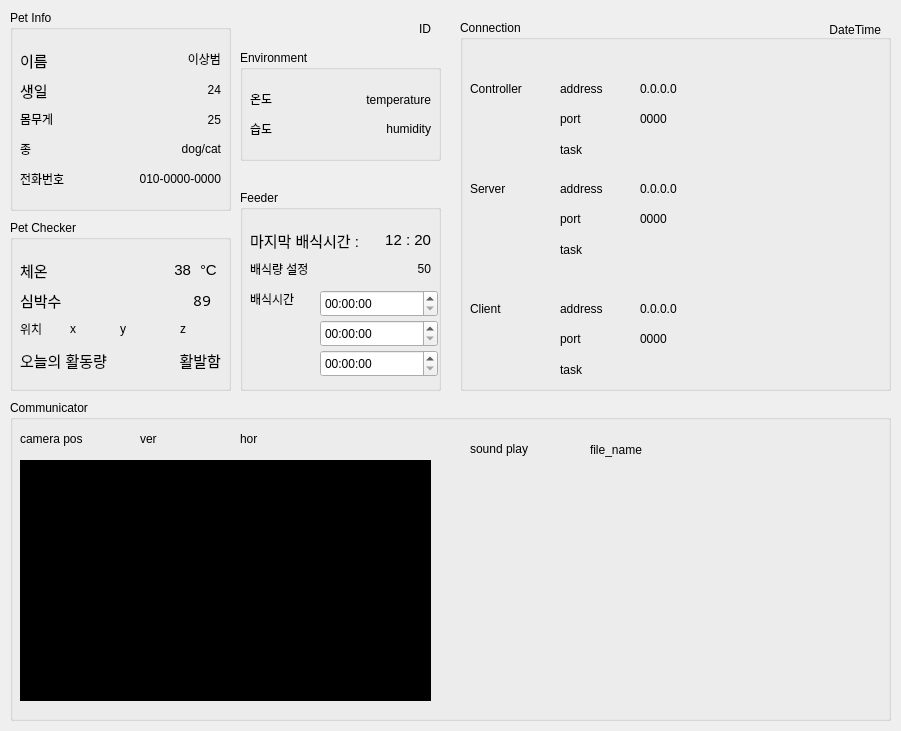
Before: the Qt Designer form src/Server/AruinoService.ui in addinedu-ros-7th/iot-repo-1, drawn with Qt 5.
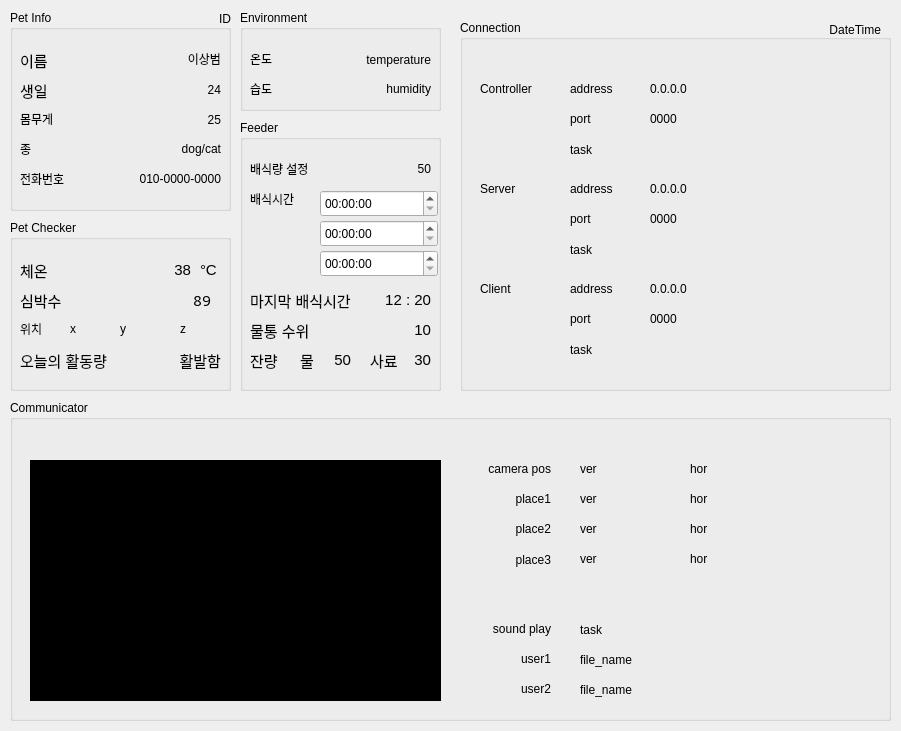
After: the same form once the commit is applied.

Commit message: TCP protocol and modify ui

```diff
--- a/src/Server/AruinoService.ui
+++ b/src/Server/AruinoService.ui
@@ -198,6 +198,22 @@
      <set>Qt::AlignRight|Qt::AlignTrailing|Qt::AlignVCenter</set>
     </property>
    </widget>
+   <widget class="QLabel" name="labelID">
+    <property name="geometry">
+     <rect>
+      <x>150</x>
+      <y>0</y>
+      <width>71</width>
+      <height>18</height>
+     </rect>
+    </property>
+    <property name="text">
+     <string>ID</string>
+    </property>
+    <property name="alignment">
+     <set>Qt::AlignRight|Qt::AlignTrailing|Qt::AlignVCenter</set>
+    </property>
+   </widget>
   </widget>
   <widget class="QGroupBox" name="gbPetChecker">
    <property name="geometry">
@@ -443,9 +459,9 @@
    <property name="geometry">
     <rect>
      <x>240</x>
-     <y>50</y>
+     <y>10</y>
      <width>201</width>
-     <height>111</height>
+     <height>101</height>
     </rect>
    </property>
    <property name="title">
@@ -525,7 +541,7 @@
    <widget class="QLabel" name="labelTCPController">
     <property name="geometry">
      <rect>
-      <x>10</x>
+      <x>20</x>
       <y>60</y>
       <width>81</width>
       <height>18</height>
@@ -538,7 +554,7 @@
    <widget class="QLabel" name="labelTCPServer">
     <property name="geometry">
      <rect>
-      <x>10</x>
+      <x>20</x>
       <y>160</y>
       <width>71</width>
       <height>18</height>
@@ -551,8 +567,8 @@
    <widget class="QLabel" name="labelTCPClient">
     <property name="geometry">
      <rect>
-      <x>10</x>
-      <y>280</y>
+      <x>20</x>
+      <y>260</y>
       <width>71</width>
       <height>18</height>
      </rect>
@@ -564,7 +580,7 @@
    <widget class="QLabel" name="labelControllerTask">
     <property name="geometry">
      <rect>
-      <x>100</x>
+      <x>110</x>
       <y>120</y>
       <width>301</width>
       <height>20</height>
@@ -577,7 +593,7 @@
    <widget class="QLabel" name="labelServerTask">
     <property name="geometry">
      <rect>
-      <x>100</x>
+      <x>110</x>
       <y>220</y>
       <width>301</width>
       <height>20</height>
@@ -590,8 +606,8 @@
    <widget class="QLabel" name="labelClientTask">
     <property name="geometry">
      <rect>
-      <x>100</x>
-      <y>340</y>
+      <x>110</x>
+      <y>320</y>
       <width>301</width>
       <height>20</height>
      </rect>
@@ -603,7 +619,7 @@
    <widget class="QLabel" name="labelControllerA">
     <property name="geometry">
      <rect>
-      <x>100</x>
+      <x>110</x>
       <y>60</y>
       <width>71</width>
       <height>18</height>
@@ -616,7 +632,7 @@
    <widget class="QLabel" name="labelControllerAddr">
     <property name="geometry">
      <rect>
-      <x>180</x>
+      <x>190</x>
       <y>60</y>
       <width>221</width>
       <height>18</height>
@@ -629,7 +645,7 @@
    <widget class="QLabel" name="labelControllerP">
     <property name="geometry">
      <rect>
-      <x>100</x>
+      <x>110</x>
       <y>90</y>
       <width>71</width>
       <height>18</height>
@@ -642,7 +658,7 @@
    <widget class="QLabel" name="labelControllerPort">
     <property name="geometry">
      <rect>
-      <x>180</x>
+      <x>190</x>
       <y>90</y>
       <width>71</width>
       <height>18</height>
@@ -655,7 +671,7 @@
    <widget class="QLabel" name="labelServerP">
     <property name="geometry">
      <rect>
-      <x>100</x>
+      <x>110</x>
       <y>190</y>
       <width>71</width>
       <height>18</height>
@@ -668,7 +684,7 @@
    <widget class="QLabel" name="labelServerPort">
     <property name="geometry">
      <rect>
-      <x>180</x>
+      <x>190</x>
       <y>190</y>
       <width>71</width>
       <height>18</height>
@@ -681,7 +697,7 @@
    <widget class="QLabel" name="labelServerAddr">
     <property name="geometry">
      <rect>
-      <x>180</x>
+      <x>190</x>
       <y>160</y>
       <width>211</width>
       <height>18</height>
@@ -694,7 +710,7 @@
    <widget class="QLabel" name="labelServerA">
     <property name="geometry">
      <rect>
-      <x>100</x>
+      <x>110</x>
       <y>160</y>
       <width>71</width>
       <height>18</height>
@@ -707,8 +723,8 @@
    <widget class="QLabel" name="labelTCPClientP">
     <property name="geometry">
      <rect>
-      <x>100</x>
-      <y>310</y>
+      <x>110</x>
+      <y>290</y>
       <width>71</width>
       <height>18</height>
      </rect>
@@ -720,8 +736,8 @@
    <widget class="QLabel" name="labelClientPort">
     <property name="geometry">
      <rect>
-      <x>180</x>
-      <y>310</y>
+      <x>190</x>
+      <y>290</y>
       <width>71</width>
       <height>18</height>
      </rect>
@@ -733,8 +749,8 @@
    <widget class="QLabel" name="labelClientAddr">
     <property name="geometry">
      <rect>
-      <x>180</x>
-      <y>280</y>
+      <x>190</x>
+      <y>260</y>
       <width>221</width>
       <height>18</height>
      </rect>
@@ -746,8 +762,8 @@
    <widget class="QLabel" name="labelClientA">
     <property name="geometry">
      <rect>
-      <x>100</x>
-      <y>280</y>
+      <x>110</x>
+      <y>260</y>
       <width>71</width>
       <height>18</height>
      </rect>
@@ -786,9 +802,9 @@
    <property name="geometry">
     <rect>
      <x>240</x>
-     <y>190</y>
+     <y>120</y>
      <width>201</width>
-     <height>201</height>
+     <height>271</height>
     </rect>
    </property>
    <property name="title">
@@ -798,7 +814,7 @@
     <property name="geometry">
      <rect>
       <x>10</x>
-      <y>40</y>
+      <y>170</y>
       <width>111</width>
       <height>20</height>
      </rect>
@@ -813,14 +829,14 @@
      <string notr="true">background-color:transparent;</string>
     </property>
     <property name="text">
-     <string>마지막 배식시간 : </string>
+     <string>마지막 배식시간 </string>
     </property>
    </widget>
    <widget class="QLabel" name="labelLastFeeding">
     <property name="geometry">
      <rect>
       <x>140</x>
-      <y>40</y>
+      <y>170</y>
       <width>51</width>
       <height>20</height>
      </rect>
@@ -845,7 +861,7 @@
     <property name="geometry">
      <rect>
       <x>10</x>
-      <y>70</y>
+      <y>40</y>
       <width>71</width>
       <height>18</height>
      </rect>
@@ -863,7 +879,7 @@
     <property name="geometry">
      <rect>
       <x>120</x>
-      <y>70</y>
+      <y>40</y>
       <width>71</width>
       <height>18</height>
      </rect>
@@ -884,7 +900,7 @@
     <property name="geometry">
      <rect>
       <x>10</x>
-      <y>100</y>
+      <y>70</y>
       <width>71</width>
       <height>18</height>
      </rect>
@@ -902,7 +918,7 @@
     <property name="geometry">
      <rect>
       <x>80</x>
-      <y>100</y>
+      <y>70</y>
       <width>118</width>
       <height>27</height>
      </rect>
@@ -915,7 +931,7 @@
     <property name="geometry">
      <rect>
       <x>80</x>
-      <y>130</y>
+      <y>100</y>
       <width>118</width>
       <height>27</height>
      </rect>
@@ -928,12 +944,175 @@
     <property name="geometry">
      <rect>
       <x>80</x>
-      <y>160</y>
+      <y>130</y>
       <width>118</width>
       <height>27</height>
      </rect>
     </property>
    </widget>
+   <widget class="QLabel" name="labelRemainAmount">
+    <property name="geometry">
+     <rect>
+      <x>10</x>
+      <y>230</y>
+      <width>41</width>
+      <height>20</height>
+     </rect>
+    </property>
+    <property name="font">
+     <font>
+      <family>Ubuntu</family>
+      <pointsize>11</pointsize>
+     </font>
+    </property>
+    <property name="styleSheet">
+     <string notr="true">background-color:transparent;</string>
+    </property>
+    <property name="text">
+     <string>잔량</string>
+    </property>
+   </widget>
+   <widget class="QLabel" name="labelWaterBowlLevelInfo">
+    <property name="geometry">
+     <rect>
+      <x>10</x>
+      <y>200</y>
+      <width>111</width>
+      <height>20</height>
+     </rect>
+    </property>
+    <property name="font">
+     <font>
+      <family>Ubuntu</family>
+      <pointsize>11</pointsize>
+     </font>
+    </property>
+    <property name="styleSheet">
+     <string notr="true">background-color:transparent;</string>
+    </property>
+    <property name="text">
+     <string>물통 수위 </string>
+    </property>
+   </widget>
+   <widget class="QLabel" name="labelWaterLevel">
+    <property name="geometry">
+     <rect>
+      <x>90</x>
+      <y>230</y>
+      <width>21</width>
+      <height>20</height>
+     </rect>
+    </property>
+    <property name="font">
+     <font>
+      <family>Ubuntu</family>
+      <pointsize>11</pointsize>
+     </font>
+    </property>
+    <property name="styleSheet">
+     <string notr="true">background-color:transparent;</string>
+    </property>
+    <property name="text">
+     <string>50</string>
+    </property>
+    <property name="alignment">
+     <set>Qt::AlignRight|Qt::AlignTrailing|Qt::AlignVCenter</set>
+    </property>
+   </widget>
+   <widget class="QLabel" name="labelWaterBowlLevel">
+    <property name="geometry">
+     <rect>
+      <x>140</x>
+      <y>200</y>
+      <width>51</width>
+      <height>20</height>
+     </rect>
+    </property>
+    <property name="font">
+     <font>
+      <family>Ubuntu</family>
+      <pointsize>11</pointsize>
+     </font>
+    </property>
+    <property name="styleSheet">
+     <string notr="true">background-color:transparent;</string>
+    </property>
+    <property name="text">
+     <string>10</string>
+    </property>
+    <property name="alignment">
+     <set>Qt::AlignRight|Qt::AlignTrailing|Qt::AlignVCenter</set>
+    </property>
+   </widget>
+   <widget class="QLabel" name="labelWaterInfo">
+    <property name="geometry">
+     <rect>
+      <x>60</x>
+      <y>230</y>
+      <width>21</width>
+      <height>20</height>
+     </rect>
+    </property>
+    <property name="font">
+     <font>
+      <family>Ubuntu</family>
+      <pointsize>11</pointsize>
+     </font>
+    </property>
+    <property name="styleSheet">
+     <string notr="true">background-color:transparent;</string>
+    </property>
+    <property name="text">
+     <string>물</string>
+    </property>
+   </widget>
+   <widget class="QLabel" name="labelFeedLevel">
+    <property name="geometry">
+     <rect>
+      <x>170</x>
+      <y>230</y>
+      <width>21</width>
+      <height>20</height>
+     </rect>
+    </property>
+    <property name="font">
+     <font>
+      <family>Ubuntu</family>
+      <pointsize>11</pointsize>
+     </font>
+    </property>
+    <property name="styleSheet">
+     <string notr="true">background-color:transparent;</string>
+    </property>
+    <property name="text">
+     <string>30</string>
+    </property>
+    <property name="alignment">
+     <set>Qt::AlignRight|Qt::AlignTrailing|Qt::AlignVCenter</set>
+    </property>
+   </widget>
+   <widget class="QLabel" name="labelFeedInfo">
+    <property name="geometry">
+     <rect>
+      <x>130</x>
+      <y>230</y>
+      <width>31</width>
+      <height>20</height>
+     </rect>
+    </property>
+    <property name="font">
+     <font>
+      <family>Ubuntu</family>
+      <pointsize>11</pointsize>
+     </font>
+    </property>
+    <property name="styleSheet">
+     <string notr="true">background-color:transparent;</string>
+    </property>
+    <property name="text">
+     <string>사료</string>
+    </property>
+   </widget>
   </widget>
   <widget class="QGroupBox" name="gbCommunicator">
    <property name="geometry">
@@ -950,8 +1129,8 @@
    <widget class="QLabel" name="labelSoundInfo">
     <property name="geometry">
      <rect>
-      <x>460</x>
-      <y>40</y>
+      <x>450</x>
+      <y>220</y>
       <width>91</width>
       <height>18</height>
      </rect>
@@ -959,25 +1138,28 @@
     <property name="text">
      <string>sound play</string>
     </property>
+    <property name="alignment">
+     <set>Qt::AlignRight|Qt::AlignTrailing|Qt::AlignVCenter</set>
+    </property>
    </widget>
    <widget class="QLabel" name="label">
     <property name="geometry">
      <rect>
-      <x>580</x>
-      <y>40</y>
+      <x>570</x>
+      <y>220</y>
       <width>291</width>
       <height>20</height>
      </rect>
     </property>
     <property name="text">
-     <string>file_name</string>
+     <string>task</string>
     </property>
    </widget>
    <widget class="QLabel" name="labelCamInfo">
     <property name="geometry">
      <rect>
-      <x>10</x>
-      <y>30</y>
+      <x>450</x>
+      <y>60</y>
       <width>91</width>
       <height>18</height>
      </rect>
@@ -985,12 +1167,15 @@
     <property name="text">
      <string>camera pos</string>
     </property>
+    <property name="alignment">
+     <set>Qt::AlignRight|Qt::AlignTrailing|Qt::AlignVCenter</set>
+    </property>
    </widget>
    <widget class="QLabel" name="labelCamH">
     <property name="geometry">
      <rect>
-      <x>230</x>
-      <y>30</y>
+      <x>680</x>
+      <y>60</y>
       <width>71</width>
       <height>18</height>
      </rect>
@@ -1002,8 +1187,8 @@
    <widget class="QLabel" name="labelCamV">
     <property name="geometry">
      <rect>
-      <x>130</x>
-      <y>30</y>
+      <x>570</x>
+      <y>60</y>
       <width>71</width>
       <height>18</height>
      </rect>
@@ -1015,7 +1200,7 @@
    <widget class="QLabel" name="labelCam">
     <property name="geometry">
      <rect>
-      <x>10</x>
+      <x>20</x>
       <y>60</y>
       <width>411</width>
       <height>241</height>
@@ -1028,22 +1213,190 @@
      <string>camera display</string>
     </property>
    </widget>
-  </widget>
-  <widget class="QLabel" name="labelID">
-   <property name="geometry">
-    <rect>
-     <x>360</x>
-     <y>20</y>
-     <width>71</width>
-     <height>18</height>
-    </rect>
-   </property>
-   <property name="text">
-    <string>ID</string>
-   </property>
-   <property name="alignment">
-    <set>Qt::AlignRight|Qt::AlignTrailing|Qt::AlignVCenter</set>
-   </property>
+   <widget class="QLabel" name="labelFileUser1">
+    <property name="geometry">
+     <rect>
+      <x>570</x>
+      <y>250</y>
+      <width>281</width>
+      <height>20</height>
+     </rect>
+    </property>
+    <property name="text">
+     <string>file_name</string>
+    </property>
+   </widget>
+   <widget class="QLabel" name="labelSoundUser1">
+    <property name="geometry">
+     <rect>
+      <x>450</x>
+      <y>250</y>
+      <width>91</width>
+      <height>18</height>
+     </rect>
+    </property>
+    <property name="text">
+     <string>user1</string>
+    </property>
+    <property name="alignment">
+     <set>Qt::AlignRight|Qt::AlignTrailing|Qt::AlignVCenter</set>
+    </property>
+   </widget>
+   <widget class="QLabel" name="labelFileUser3">
+    <property name="geometry">
+     <rect>
+      <x>570</x>
+      <y>280</y>
+      <width>281</width>
+      <height>20</height>
+     </rect>
+    </property>
+    <property name="text">
+     <string>file_name</string>
+    </property>
+   </widget>
+   <widget class="QLabel" name="labelSoundUser2">
+    <property name="geometry">
+     <rect>
+      <x>450</x>
+      <y>280</y>
+      <width>91</width>
+      <height>18</height>
+     </rect>
+    </property>
+    <property name="text">
+     <string>user2</string>
+    </property>
+    <property name="alignment">
+     <set>Qt::AlignRight|Qt::AlignTrailing|Qt::AlignVCenter</set>
+    </property>
+   </widget>
+   <widget class="QLabel" name="labelCamPlace1H">
+    <property name="geometry">
+     <rect>
+      <x>680</x>
+      <y>90</y>
+      <width>71</width>
+      <height>18</height>
+     </rect>
+    </property>
+    <property name="text">
+     <string>hor</string>
+    </property>
+   </widget>
+   <widget class="QLabel" name="labelCamPlace1V">
+    <property name="geometry">
+     <rect>
+      <x>570</x>
+      <y>90</y>
+      <width>71</width>
+      <height>18</height>
+     </rect>
+    </property>
+    <property name="text">
+     <string>ver</string>
+    </property>
+   </widget>
+   <widget class="QLabel" name="labelCamPlace1Info">
+    <property name="geometry">
+     <rect>
+      <x>450</x>
+      <y>90</y>
+      <width>91</width>
+      <height>18</height>
+     </rect>
+    </property>
+    <property name="text">
+     <string>place1</string>
+    </property>
+    <property name="alignment">
+     <set>Qt::AlignRight|Qt::AlignTrailing|Qt::AlignVCenter</set>
+    </property>
+   </widget>
+   <widget class="QLabel" name="labelCamPlace2H">
+    <property name="geometry">
+     <rect>
+      <x>680</x>
+      <y>120</y>
+      <width>71</width>
+      <height>18</height>
+     </rect>
+    </property>
+    <property name="text">
+     <string>hor</string>
+    </property>
+   </widget>
+   <widget class="QLabel" name="labelCamPlace2V">
+    <property name="geometry">
+     <rect>
+      <x>570</x>
+      <y>120</y>
+      <width>71</width>
+      <height>18</height>
+     </rect>
+    </property>
+    <property name="text">
+     <string>ver</string>
+    </property>
+   </widget>
+   <widget class="QLabel" name="labelCamPlace2Info">
+    <property name="geometry">
+     <rect>
+      <x>450</x>
+      <y>120</y>
+      <width>91</width>
+      <height>18</height>
+     </rect>
+    </property>
+    <property name="text">
+     <string>place2</string>
+    </property>
+    <property name="alignment">
+     <set>Qt::AlignRight|Qt::AlignTrailing|Qt::AlignVCenter</set>
+    </property>
+   </widget>
+   <widget class="QLabel" name="labelCamPlace3H">
+    <property name="geometry">
+     <rect>
+      <x>680</x>
+      <y>150</y>
+      <width>71</width>
+      <height>18</height>
+     </rect>
+    </property>
+    <property name="text">
+     <string>hor</string>
+    </property>
+   </widget>
+   <widget class="QLabel" name="labelCamPlace3V">
+    <property name="geometry">
+     <rect>
+      <x>570</x>
+      <y>150</y>
+      <width>71</width>
+      <height>18</height>
+     </rect>
+    </property>
+    <property name="text">
+     <string>ver</string>
+    </property>
+   </widget>
+   <widget class="QLabel" name="labelCamPlace3Info">
+    <property name="geometry">
+     <rect>
+      <x>450</x>
+      <y>150</y>
+      <width>91</width>
+      <height>20</height>
+     </rect>
+    </property>
+    <property name="text">
+     <string>place3</string>
+    </property>
+    <property name="alignment">
+     <set>Qt::AlignRight|Qt::AlignTrailing|Qt::AlignVCenter</set>
+    </property>
+   </widget>
   </widget>
  </widget>
  <resources/>
```
Left out of the diff: 21 changed lines with no effect on the pictures. The commit also changes 1 other file.
